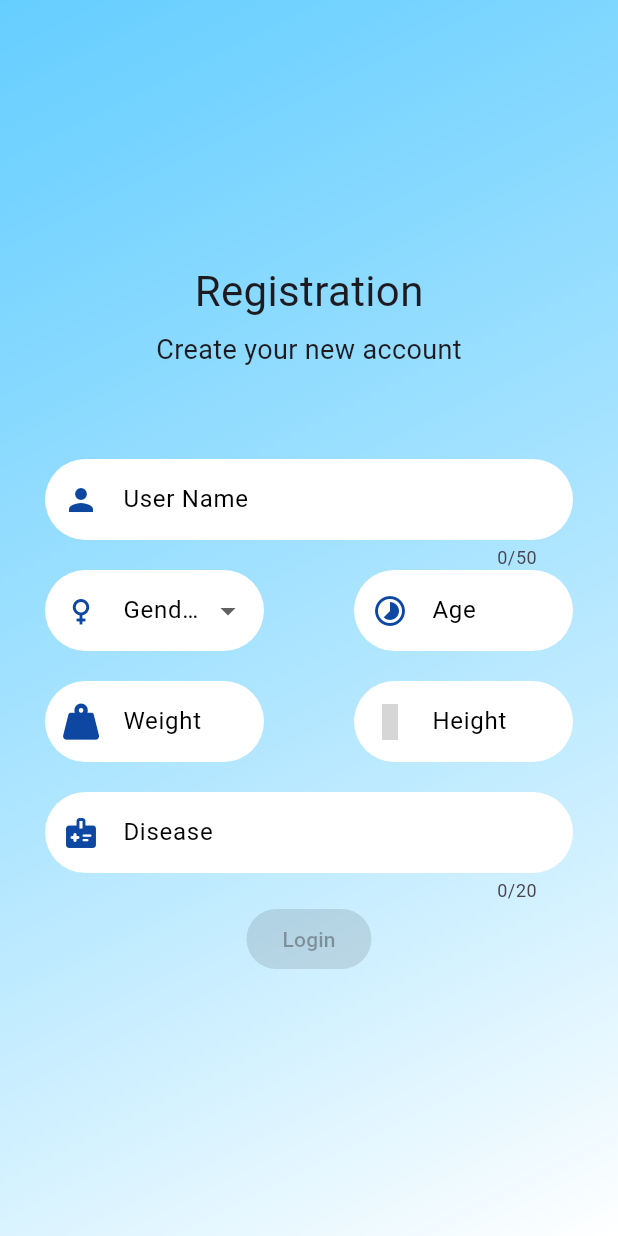
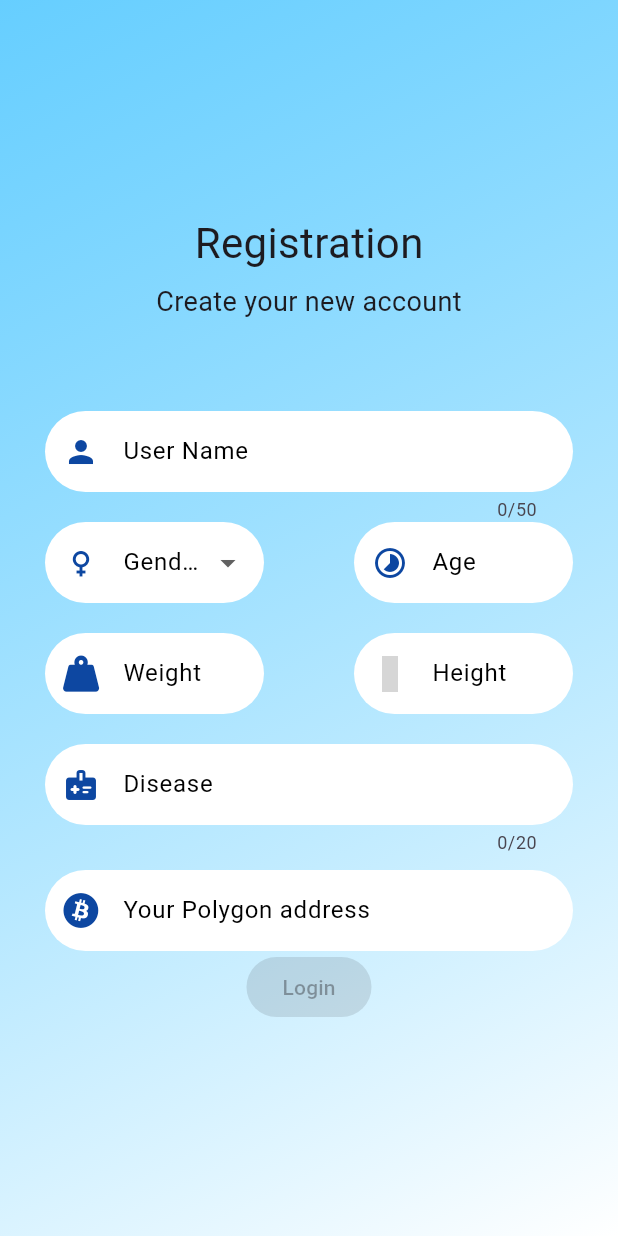
Before and after one commit to RajBhattacharyya/Fit_Fit_watch, a Flutter app: the screen it shows after launch, on a phone screen of 412 x 824 dp. Run offline on Flutter 3.47's test engine with Material 3 defaults, Android fonts, the phone set to English and light mode, and no system bars; our stand-ins replace firebase_core, flutter_dotenv, flutter_riverpod, flutter_vector_icons, shared_preferences; accounts and stored records are empty; grey boxes are pictures that could not be loaded.

Commit message:
update login page

```diff
--- a/watch_app/lib/screens/login.dart
+++ b/watch_app/lib/screens/login.dart
@@ -19,6 +19,7 @@ class _LoginScreenState extends State<LoginScreen> {
   final heightController = TextEditingController();
   final weightController = TextEditingController();
   final diseaseController = TextEditingController();
+  final addressController = TextEditingController();
   String? selectedGender;
   final List<String> genderOptions = ['Male', 'Female', 'Other'];
 
@@ -34,6 +35,7 @@ class _LoginScreenState extends State<LoginScreen> {
     heightController.addListener(validateForm);
     weightController.addListener(validateForm);
     diseaseController.addListener(validateForm);
+    addressController.addListener(validateForm);
   }
 
   @override
@@ -45,6 +47,7 @@ class _LoginScreenState extends State<LoginScreen> {
     heightController.dispose();
     weightController.dispose();
     diseaseController.dispose();
+    addressController.dispose();
     super.dispose();
   }
 
@@ -55,7 +58,8 @@ class _LoginScreenState extends State<LoginScreen> {
           ageController.text.isNotEmpty &&
           heightController.text.isNotEmpty &&
           weightController.text.isNotEmpty &&
-          diseaseController.text.isNotEmpty; // Validate Disease field
+          diseaseController.text.isNotEmpty &&
+          addressController.text.isNotEmpty;
     });
   }
 
@@ -282,6 +286,34 @@ class _LoginScreenState extends State<LoginScreen> {
                     ),
                   ),
                 ),
+                const SizedBox(
+                  height: 10,
+                ),
+                Padding(
+                  padding: const EdgeInsets.symmetric(horizontal: 30.0),
+                  child: TextField(
+                    controller: addressController,
+                    decoration: InputDecoration(
+                      labelText: 'Your Polygon address',
+                      border: OutlineInputBorder(
+                        borderRadius: BorderRadius.circular(30.0),
+                        borderSide: BorderSide.none,
+                      ),
+                      filled: true,
+                      fillColor: Colors.white,
+                      prefixIcon: Icon(
+                        FontAwesome.bitcoin,
+                        color: Colors.blue[900],
+                      ),
+                      labelStyle: const TextStyle(
+                        color: Colors.black,
+                      ),
+                      contentPadding: const EdgeInsets.symmetric(
+                          horizontal: 20.0, vertical: 15.0),
+                      floatingLabelBehavior: FloatingLabelBehavior.never,
+                    ),
+                  ),
+                ),
                 ElevatedButton(
                   onPressed: _isFormValid ? () => _performLogin(context) : null,
                   child: const Text("Login"),
@@ -308,9 +340,10 @@ class _LoginScreenState extends State<LoginScreen> {
     prefs.setString("weight", weight);
     var disease = diseaseController.text.toString();
     prefs.setString("disease", disease);
+    var address = addressController.text.toString();
+    prefs.setString("address", address);
     var sharedPref = await SharedPreferences.getInstance();
     sharedPref.setBool(SplashScreenState.KEYLOGIN, true);
-
     await Navigator.pushReplacement(
       context,
       MaterialPageRoute(
```
